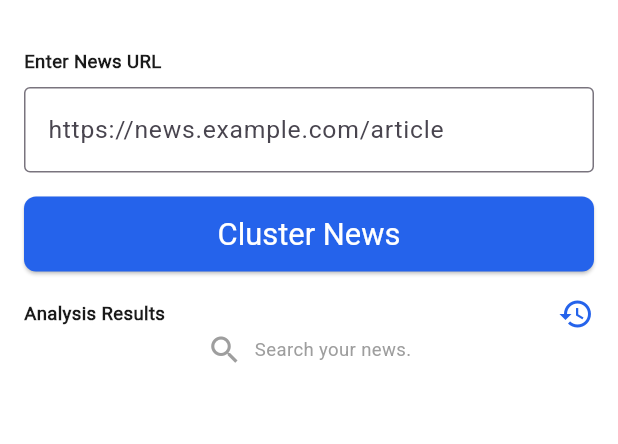
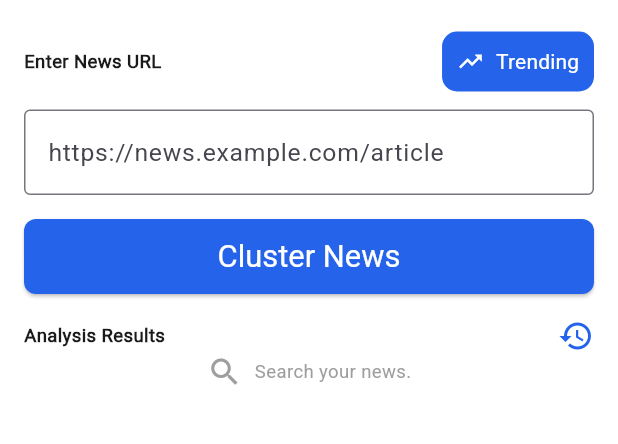
Before and after one commit to saikat-rog/newsclustering, a Flutter app: the screen it shows after launch, after a tap on "Cluster News", on a phone screen of 412 x 824 dp, the part 84-528 px from its top. Run offline on Flutter 3.47's test engine with Material 3 defaults, Android fonts, the phone set to English and light mode, and no system bars; our stand-ins replace dio, dropdown_button2, fl_chart, flutter_dotenv, flutter_svg, flutter_tts and 3 more; missing offline and left inert: translator; network calls fail.

Commit message:
feat: Add trending news feature and improve news detail screen
- Implemented TrendingNewsController to manage trending news data.
- Added TrendingNewsScreen for displaying trending news articles.
- Integrated country selection for fetching trending news.
- Enhanced NewsDetailsScreen to show analysis results and loading indicators.
- Updated NewsApi to fetch trending news based on selected country.
- Added text-to-speech and translation functionality in BuildResultsWidget.
- Improved navigation and routing for news details and trending news.
- Updated app routes to include new screens.
- Refactored controllers to use Get.put for dependency injection.
- Added new dependencies: dropdown_button2, flutter_tts, and translator.

```diff
--- a/lib/app_routes.dart
+++ b/lib/app_routes.dart
@@ -4,7 +4,9 @@ import 'package:get/get_navigation/src/routes/transitions_type.dart';
 import 'package:newsclustering/screens/history/history_details.dart';
 import 'package:newsclustering/screens/history/history_screen.dart';
 import 'package:newsclustering/screens/home/home_screen.dart';
+import 'package:newsclustering/screens/news_details/news_details_screen.dart';
 import 'package:newsclustering/screens/splash_screen.dart';
+import 'package:newsclustering/screens/trending_news/trending_news_screen.dart';
 
 class AppRoutes {
   static final List<GetPage> routes = [
@@ -32,5 +34,17 @@ class AppRoutes {
       transition: Transition.circularReveal,
       transitionDuration: const Duration(milliseconds: 400),
     ),
+    GetPage(
+      name: '/trending_news',
+      page: () => TrendingNewsScreen(),
+      transition: Transition.circularReveal,
+      transitionDuration: const Duration(milliseconds: 400),
+    ),
+    GetPage(
+      name: '/news_details',
+      page: () => const NewsDetailsScreen(),
+      transition: Transition.circularReveal,
+      transitionDuration: const Duration(milliseconds: 400),
+    ),
   ];
 }
--- a/lib/controllers/news_controller.dart
+++ b/lib/controllers/news_controller.dart
@@ -2,6 +2,7 @@ import 'package:get/get.dart';
 
 class NewsController extends GetxController {
   var newsResult = {}.obs; // Observable JSON Object
+  var loading = false.obs; // Observable boolean
 
   void setNews(Map<String, dynamic> newsData) {
     newsResult.value = newsData;
@@ -14,4 +15,8 @@ class NewsController extends GetxController {
   void deleteNews() {
     newsResult.clear();
   }
+
+  void setLoading(bool value) {
+    loading.value = value;
+  }
 }
--- a/lib/controllers/trending_news_controller.dart
+++ b/lib/controllers/trending_news_controller.dart
@@ -0,0 +1,27 @@
+import 'package:get/get.dart';
+
+class TrendingNewsController extends GetxController {
+  var trendingNewsResult = {}.obs;
+  final loading = false.obs;
+  var country = 'Select country'.obs;
+
+  void setTrendingNews(Map<String, dynamic> newsData) {
+    trendingNewsResult.value = newsData;
+  }
+
+  RxMap getTrendingNews() {
+    return trendingNewsResult;
+  }
+
+  void clearTrendingNews() {
+    trendingNewsResult.clear();
+  }
+
+  void setLoading(bool value) {
+    loading.value = value;
+  }
+
+  void setCountry(String value) {
+    country.value = value;
+  }
+}
--- a/lib/main.dart
+++ b/lib/main.dart
@@ -10,11 +10,13 @@ import 'package:newsclustering/controllers/news_history_controller.dart';
 
 import 'app_routes.dart';
 import 'app_theme.dart';
+import 'controllers/trending_news_controller.dart';
 
 Future<void> main() async {
   await dotenv.load(fileName: ".env");
-  Get.lazyPut(()=>NewsController());
-  Get.lazyPut(()=> NewsHistoryController());
+  Get.put(()=>NewsController());
+  Get.put(()=> NewsHistoryController());
+  Get.put(()=> TrendingNewsController());
   await GetStorage.init(); // Initialize GetStorage
 
   runApp(const MyApp());
--- a/lib/screens/history/history_details.dart
+++ b/lib/screens/history/history_details.dart
@@ -12,8 +12,8 @@ class HistoryDetailsScreen extends StatefulWidget {
 }
 
 class _HistoryDetailsScreenState extends State<HistoryDetailsScreen> {
-  final newsController = Get.find<NewsController>();
-  final newsHistoryController = Get.find<NewsHistoryController>();
+  final newsController = Get.put(NewsController());
+  final newsHistoryController = Get.put(NewsHistoryController());
 
   int index = 0; // Provide a default value
 
--- a/lib/screens/history/history_screen.dart
+++ b/lib/screens/history/history_screen.dart
@@ -5,7 +5,7 @@ import '../../controllers/news_history_controller.dart';
 class HistoryScreen extends StatelessWidget {
   @override
   Widget build(BuildContext context) {
-    final newsHistoryController = Get.find<NewsHistoryController>();
+    final newsHistoryController = Get.put(NewsHistoryController());
 
     return Scaffold(
       appBar: AppBar(
--- a/lib/screens/home/home_screen.dart
+++ b/lib/screens/home/home_screen.dart
@@ -53,8 +53,28 @@ class _HomeScreenState extends State<HomeScreen> {
                 'NewsCluster helps you analyze news articles by generating summaries, identifying categories, and evaluating clustering performance. Simply enter a news URL to get started.',
                 style: TextStyle(fontSize: 16),
               ),
-            const SizedBox(height: 16),
-            const Text('Enter News URL', style: TextStyle(fontWeight: FontWeight.bold)),
+            const SizedBox(height: 1),
+            Row(
+              mainAxisAlignment: MainAxisAlignment.spaceBetween,
+              children: [
+                const Text('Enter News URL', style: TextStyle(fontWeight: FontWeight.bold)),
+                TextButton.icon(
+                  onPressed: () {
+                    Get.toNamed('/trending_news');
+                  },
+                  icon: const Icon(Icons.trending_up, color: Colors.white),
+                  label: Text("Trending", style: TextStyle(color: Colors.white)),
+                  style: TextButton.styleFrom(
+                    backgroundColor: Theme.of(context).primaryColor,
+                    shape: RoundedRectangleBorder(
+                      borderRadius: BorderRadius.circular(10),
+                    ),
+                    padding: EdgeInsets.symmetric(horizontal: 10, vertical: 2),
+                  ),
+                )
+
+              ],
+            ),
             const SizedBox(height: 8),
             TextField(
               controller: urlController,
@@ -69,9 +89,9 @@ class _HomeScreenState extends State<HomeScreen> {
               height: 50,
               child: ElevatedButton(
                 onPressed: () async {
-                  setState(() => isLoading = true);
+                  newsController.setLoading(true);
                   await newsApi.fetchNews(urlController.text);
-                  setState(() => isLoading = false);
+                  newsController.setLoading(false);
                   urlController.clear();
                 },
                 child: const Text('Cluster News'),
@@ -88,8 +108,10 @@ class _HomeScreenState extends State<HomeScreen> {
                 ),
               ],
             ),
+
+
             Obx(
-                  () => isLoading
+                  () => newsController.loading.value
                   ? Center(
                 child: CircularProgressIndicator(color: Theme.of(context).primaryColor),
               )
--- a/lib/screens/home/widgets/BuildGraphSectionWidget.dart
+++ b/lib/screens/home/widgets/BuildGraphSectionWidget.dart
@@ -6,7 +6,7 @@ import 'package:newsclustering/controllers/news_controller.dart';
 class BuildGraphSectionWidget extends StatelessWidget {
   BuildGraphSectionWidget({super.key});
 
-  final newsController = Get.find<NewsController>();
+  final newsController = Get.put(NewsController());
 
   @override
   Widget build(BuildContext context) {
--- a/lib/screens/home/widgets/BuildMetricsSectionWidget.dart
+++ b/lib/screens/home/widgets/BuildMetricsSectionWidget.dart
@@ -12,7 +12,7 @@ class BuildMetricsSectionWidget extends StatefulWidget {
 }
 
 class _BuildMetricsSectionWidgetState extends State<BuildMetricsSectionWidget> {
-  final newsController = Get.find<NewsController>();
+  final newsController = Get.put(NewsController());
 
   @override
   Widget build(BuildContext context) {
--- a/pubspec.yaml
+++ b/pubspec.yaml
@@ -42,6 +42,9 @@ dependencies:
   get_storage: ^2.1.1
   fl_chart: ^0.69.0
   fluttertoast: ^8.2.12
+  dropdown_button2: ^2.3.9
+  flutter_tts: ^4.2.2
+  translator: ^1.0.3+1
 
 dev_dependencies:
   flutter_test:
```
Also changed, not shown: lib/screens/home/widgets/BuildResultsWidget.dart (+85 -4 lines), lib/screens/news_details/news_details_screen.dart (+83 -0 lines), lib/screens/trending_news/trending_news_screen.dart (+152 -0 lines), lib/services/api_services.dart (+25 -3 lines), pubspec.lock, 8 other files.
